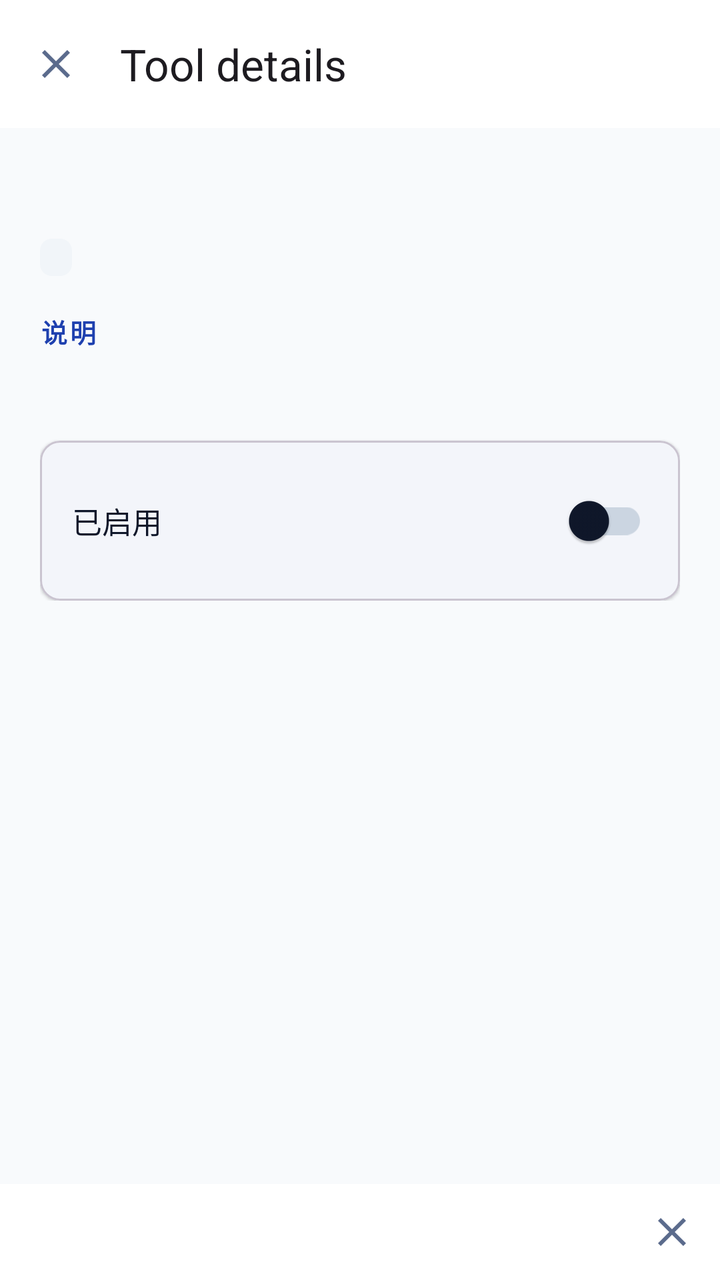
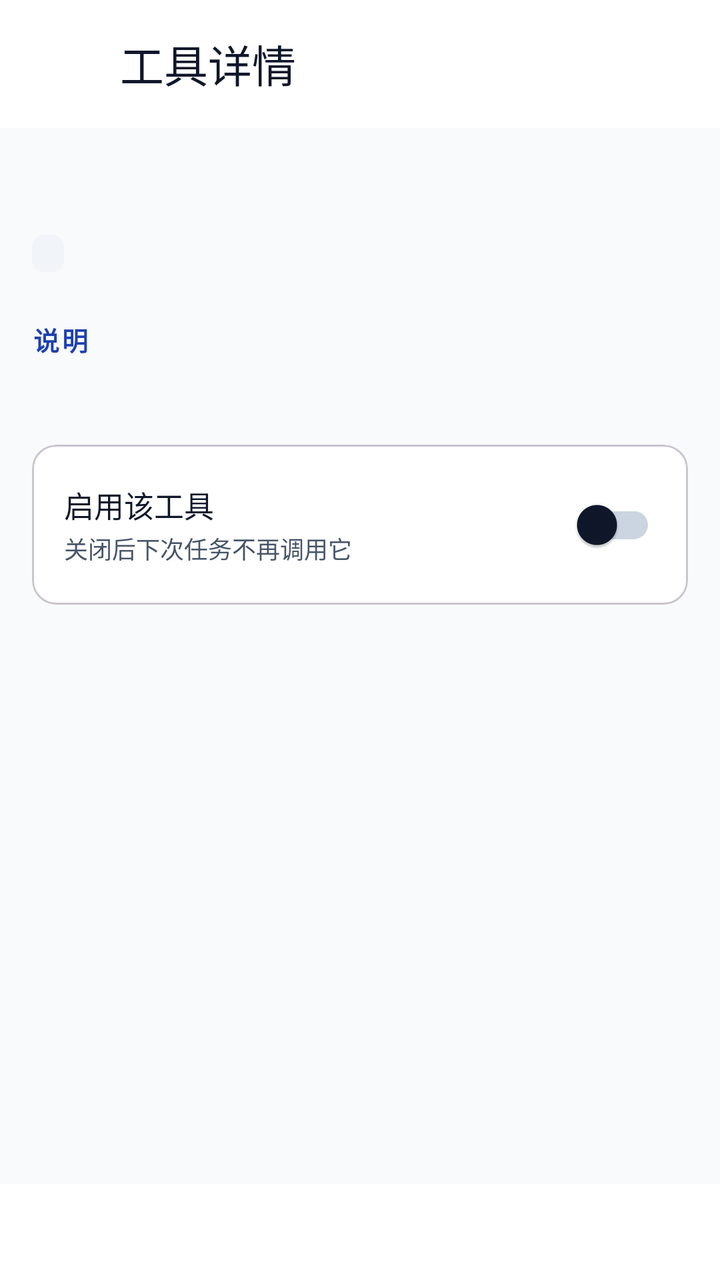

Compare the two renders of this Android layout. The source of the first and the diff that turns it into the second are given below.
<!-- AndroidManifest.xml: application theme AppTheme -->
<!-- res/layout/activity_tool_detail.xml -->
<?xml version="1.0" encoding="utf-8"?>
<LinearLayout xmlns:android="http://schemas.android.com/apk/res/android"
    xmlns:app="http://schemas.android.com/apk/res-auto"
    android:layout_width="match_parent"
    android:layout_height="match_parent"
    android:orientation="vertical"
    android:background="?android:colorBackground">

    <com.google.android.material.appbar.MaterialToolbar
        android:layout_width="match_parent"
        android:layout_height="?attr/actionBarSize"
        android:background="?attr/colorSurface"
        app:navigationIcon="@drawable/ic_close"
        app:title="Tool details" />

    <ScrollView
        android:layout_width="match_parent"
        android:layout_height="0dp"
        android:layout_weight="1"
        android:padding="20dp">

        <LinearLayout
            android:layout_width="match_parent"
            android:layout_height="wrap_content"
            android:orientation="vertical">

            <TextView
                android:id="@+id/toold_name"
                android:layout_width="wrap_content"
                android:layout_height="wrap_content"
                android:textSize="22sp"
                android:textStyle="bold"
                android:textColor="?attr/colorOnSurface" />

            <TextView
                android:id="@+id/toold_category"
                android:layout_width="wrap_content"
                android:layout_height="wrap_content"
                android:layout_marginTop="6dp"
                android:background="@drawable/bg_chip"
                android:paddingStart="8dp"
                android:paddingEnd="8dp"
                android:paddingTop="2dp"
                android:paddingBottom="2dp"
                android:textSize="11sp"
                android:textStyle="bold"
                android:textColor="?attr/colorOnSurfaceVariant" />

            <TextView
                android:layout_width="wrap_content"
                android:layout_height="wrap_content"
                android:layout_marginTop="18dp"
                android:text="说明"
                style="@style/SectionHeader" />

            <TextView
                android:id="@+id/toold_desc"
                android:layout_width="match_parent"
                android:layout_height="wrap_content"
                android:layout_marginTop="6dp"
                android:textSize="14sp"
                android:lineSpacingExtra="3dp"
                android:textColor="?attr/colorOnSurface" />

            <com.google.android.material.card.MaterialCardView
                android:layout_width="match_parent"
                android:layout_height="wrap_content"
                android:layout_marginTop="20dp"
                app:cardCornerRadius="10dp"
                app:cardElevation="1dp"
                app:cardBackgroundColor="?attr/colorSurface">

                <LinearLayout
                    android:layout_width="match_parent"
                    android:layout_height="wrap_content"
                    android:orientation="horizontal"
                    android:padding="16dp"
                    android:gravity="center_vertical">

                    <TextView
                        android:layout_width="0dp"
                        android:layout_height="wrap_content"
                        android:layout_weight="1"
                        android:text="已启用"
                        android:textSize="15sp"
                        android:textColor="?attr/colorOnSurface" />

                    <com.google.android.material.switchmaterial.SwitchMaterial
                        android:id="@+id/toold_switch"
                        android:layout_width="wrap_content"
                        android:layout_height="wrap_content" />
                </LinearLayout>
            </com.google.android.material.card.MaterialCardView>

        </LinearLayout>
    </ScrollView>

    <FrameLayout
        android:layout_width="match_parent"
        android:layout_height="wrap_content"
        android:background="?attr/colorSurface"
        android:padding="12dp">

        <ImageButton
            android:id="@+id/toold_close"
            android:layout_width="wrap_content"
            android:layout_height="wrap_content"
            android:src="@drawable/ic_close"
            android:background="?attr/selectableItemBackgroundBorderless"
            android:layout_gravity="end"
            android:contentDescription="Close" />
    </FrameLayout>

</LinearLayout>
<!-- resources referenced by this layout -->
<resources>
  <!-- drawable bg_chip (drawable) -->
  <?xml version="1.0" encoding="utf-8"?>
  <shape xmlns:android="http://schemas.android.com/apk/res/android" android:shape="rectangle">
      <solid android:color="@color/surface_variant" />
      <corners android:radius="6dp" />
  </shape>
  <!-- drawable ic_close (drawable) -->
  <?xml version="1.0" encoding="utf-8"?>
  <vector xmlns:android="http://schemas.android.com/apk/res/android"
      android:width="24dp" android:height="24dp"
      android:viewportWidth="24" android:viewportHeight="24">
      <path
          android:fillColor="#5B6B8C"
          android:pathData="M19,6.41L17.59,5 12,10.59 6.41,5 5,6.41 10.59,12 5,17.59 6.41,19 12,13.41 17.59,19 19,17.59 13.41,12z" />
  </vector>
  <style name="SectionHeader">
          <item name="android:textSize">13sp</item>
          <item name="android:textStyle">bold</item>
          <item name="android:textColor">@color/seed_blue</item>
          <item name="android:letterSpacing">0.1</item>
      </style>
  <style name="AppTheme" parent="Theme.Material3.Light.NoActionBar">
          <item name="colorPrimary">@color/seed_blue</item>
          <item name="colorPrimaryVariant">@color/seed_blue</item>
          <item name="colorOnPrimary">@color/on_primary</item>
          <item name="colorSecondary">@color/seed_blue</item>
          <item name="colorOnSecondary">@color/on_primary</item>
          <item name="android:colorBackground">@color/background</item>
          <item name="colorSurface">@color/surface</item>
          <item name="colorOnSurface">@color/on_surface</item>
          <item name="colorOnSurfaceVariant">@color/on_surface_variant</item>
          <item name="colorOutline">@color/outline</item>
          <item name="colorError">@color/error</item>
          <item name="android:statusBarColor">@color/surface</item>
          <item name="android:windowLightStatusBar">true</item>
          <item name="android:navigationBarColor">@color/surface</item>
      </style>
  <color name="surface_variant">#F1F5F9</color>
  <color name="seed_blue">#1E40AF</color>
  <color name="on_primary">#FFFFFF</color>
  <color name="background">#F8FAFC</color>
  <color name="surface">#FFFFFF</color>
  <color name="on_surface">#0F172A</color>
  <color name="on_surface_variant">#475569</color>
  <color name="outline">#CBD5E1</color>
  <color name="error">#DC2626</color>
</resources>

<!-- the commit's change to res/layout/activity_tool_detail.xml (unified diff, before → after) -->
@@ -7,17 +7,23 @@
     android:background="?android:colorBackground">
 
     <com.google.android.material.appbar.MaterialToolbar
+        android:id="@+id/toold_toolbar"
         android:layout_width="match_parent"
         android:layout_height="?attr/actionBarSize"
         android:background="?attr/colorSurface"
-        app:navigationIcon="@drawable/ic_close"
-        app:title="Tool details" />
+        app:navigationIcon="@drawable/ic_back"
+        app:title="工具详情"
+        app:titleTextColor="?attr/colorOnSurface" />
 
     <ScrollView
         android:layout_width="match_parent"
         android:layout_height="0dp"
         android:layout_weight="1"
-        android:padding="20dp">
+        android:clipToPadding="false"
+        android:paddingLeft="@dimen/list_inset"
+        android:paddingRight="@dimen/list_inset"
+        android:paddingTop="@dimen/space_l"
+        android:paddingBottom="@dimen/space_l">
 
         <LinearLayout
             android:layout_width="match_parent"
@@ -36,20 +42,19 @@
                 android:id="@+id/toold_category"
                 android:layout_width="wrap_content"
                 android:layout_height="wrap_content"
-                android:layout_marginTop="6dp"
+                android:layout_marginTop="@dimen/space_s"
                 android:background="@drawable/bg_chip"
-                android:paddingStart="8dp"
-                android:paddingEnd="8dp"
+                android:paddingLeft="8dp"
+                android:paddingRight="8dp"
                 android:paddingTop="2dp"
                 android:paddingBottom="2dp"
                 android:textSize="11sp"
-                android:textStyle="bold"
                 android:textColor="?attr/colorOnSurfaceVariant" />
 
             <TextView
                 android:layout_width="wrap_content"
                 android:layout_height="wrap_content"
-                android:layout_marginTop="18dp"
+                android:layout_marginTop="@dimen/space_xl"
                 android:text="说明"
                 style="@style/SectionHeader" />
 
@@ -57,38 +62,51 @@
                 android:id="@+id/toold_desc"
                 android:layout_width="match_parent"
                 android:layout_height="wrap_content"
-                android:layout_marginTop="6dp"
+                android:layout_marginTop="@dimen/space_s"
                 android:textSize="14sp"
-                android:lineSpacingExtra="3dp"
+                android:lineSpacingExtra="4dp"
                 android:textColor="?attr/colorOnSurface" />
 
             <com.google.android.material.card.MaterialCardView
                 android:layout_width="match_parent"
                 android:layout_height="wrap_content"
-                android:layout_marginTop="20dp"
-                app:cardCornerRadius="10dp"
-                app:cardElevation="1dp"
+                android:layout_marginTop="@dimen/space_l"
+                app:cardCornerRadius="12dp"
+                app:cardElevation="0dp"
                 app:cardBackgroundColor="?attr/colorSurface">
 
                 <LinearLayout
                     android:layout_width="match_parent"
                     android:layout_height="wrap_content"
                     android:orientation="horizontal"
-                    android:padding="16dp"
+                    android:padding="@dimen/space_l"
                     android:gravity="center_vertical">
 
-                    <TextView
+                    <LinearLayout
                         android:layout_width="0dp"
                         android:layout_height="wrap_content"
                         android:layout_weight="1"
-                        android:text="已启用"
-                        android:textSize="15sp"
-                        android:textColor="?attr/colorOnSurface" />
+                        android:orientation="vertical">
+                        <TextView
+                            android:layout_width="wrap_content"
+                            android:layout_height="wrap_content"
+                            android:text="启用该工具"
+                            android:textSize="15sp"
+                            android:textColor="?attr/colorOnSurface" />
+                        <TextView
+                            android:layout_width="wrap_content"
+                            android:layout_height="wrap_content"
+                            android:layout_marginTop="2dp"
+                            android:text="关闭后下次任务不再调用它"
+                            android:textSize="12sp"
+                            android:textColor="?attr/colorOnSurfaceVariant" />
+                    </LinearLayout>
 
                     <com.google.android.material.switchmaterial.SwitchMaterial
                         android:id="@+id/toold_switch"
                         android:layout_width="wrap_content"
-                        android:layout_height="wrap_content" />
+                        android:layout_height="wrap_content"
+                        android:layout_marginStart="@dimen/space_m" />
                 </LinearLayout>
             </com.google.android.material.card.MaterialCardView>
 
@@ -98,17 +116,18 @@
     <FrameLayout
         android:layout_width="match_parent"
         android:layout_height="wrap_content"
-        android:background="?attr/colorSurface"
-        android:padding="12dp">
+        android:background="?attr/colorSurface">
 
         <ImageButton
             android:id="@+id/toold_close"
             android:layout_width="wrap_content"
-            android:layout_height="wrap_content"
-            android:src="@drawable/ic_close"
-            android:background="?attr/selectableItemBackgroundBorderless"
-            android:layout_gravity="end"
-            android:contentDescription="Close" />
+            android:layout_height="48dp"
+            android:paddingLeft="@dimen/space_l"
+            android:paddingRight="@dimen/space_l"
+            android:src="@drawable/ic_back"
+            android:background="?attr/selectableItemBackground"
+            android:layout_gravity="center"
+            android:contentDescription="返回" />
     </FrameLayout>
 
 </LinearLayout>
<!-- resource entries referenced after the edit -->
@@ -1,19 +1,27 @@
 <!-- resources referenced by this layout -->
 <resources>
+  <dimen name="list_inset">16dp</dimen>
+  <dimen name="space_l">16dp</dimen>
+  <dimen name="space_m">12dp</dimen>
+  <dimen name="space_s">8dp</dimen>
+  <dimen name="space_xl">24dp</dimen>
   <!-- drawable bg_chip (drawable) -->
   <?xml version="1.0" encoding="utf-8"?>
   <shape xmlns:android="http://schemas.android.com/apk/res/android" android:shape="rectangle">
       <solid android:color="@color/surface_variant" />
       <corners android:radius="6dp" />
   </shape>
-  <!-- drawable ic_close (drawable) -->
+  <!-- drawable ic_back (drawable) -->
   <?xml version="1.0" encoding="utf-8"?>
   <vector xmlns:android="http://schemas.android.com/apk/res/android"
-      android:width="24dp" android:height="24dp"
-      android:viewportWidth="24" android:viewportHeight="24">
+      android:width="24dp"
+      android:height="24dp"
+      android:viewportWidth="24"
+      android:viewportHeight="24"
+      android:tint="@android:color/white">
       <path
-          android:fillColor="#5B6B8C"
-          android:pathData="M19,6.41L17.59,5 12,10.59 6.41,5 5,6.41 10.59,12 5,17.59 6.41,19 12,13.41 17.59,19 19,17.59 13.41,12z" />
+          android:fillColor="@android:color/white"
+          android:pathData="M20,11H7.83l5.59,-5.59L12,4l-8,8 8,8 1.41,-1.41L7.83,13H20v-2z" />
   </vector>
   <style name="SectionHeader">
           <item name="android:textSize">13sp</item>
